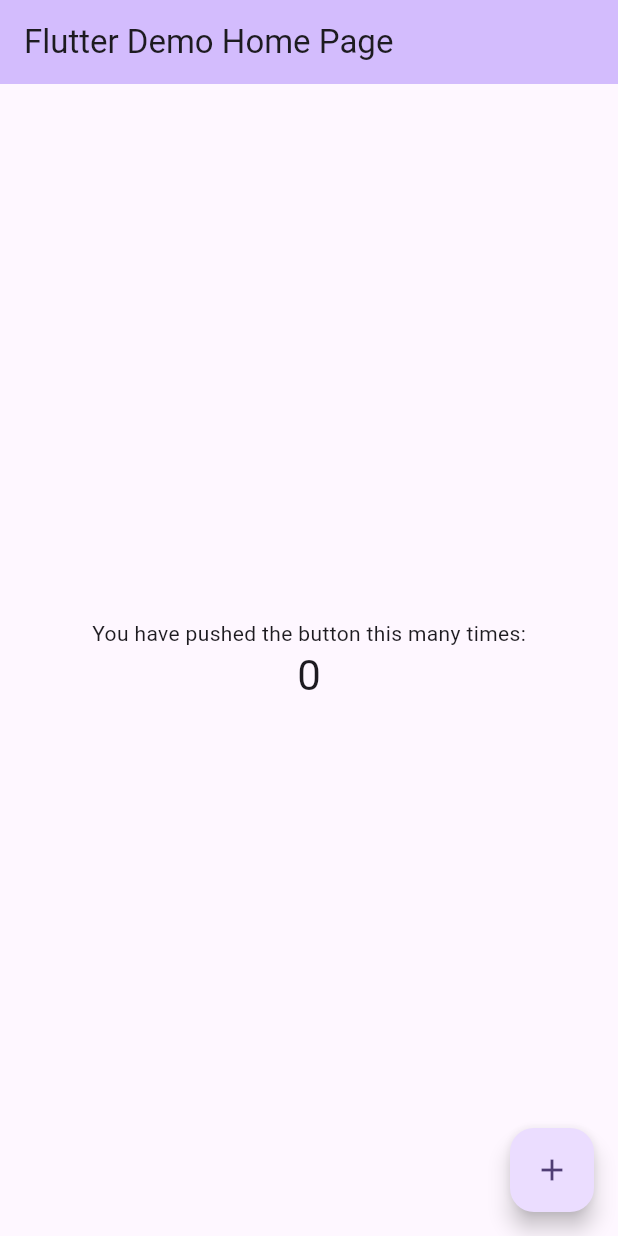
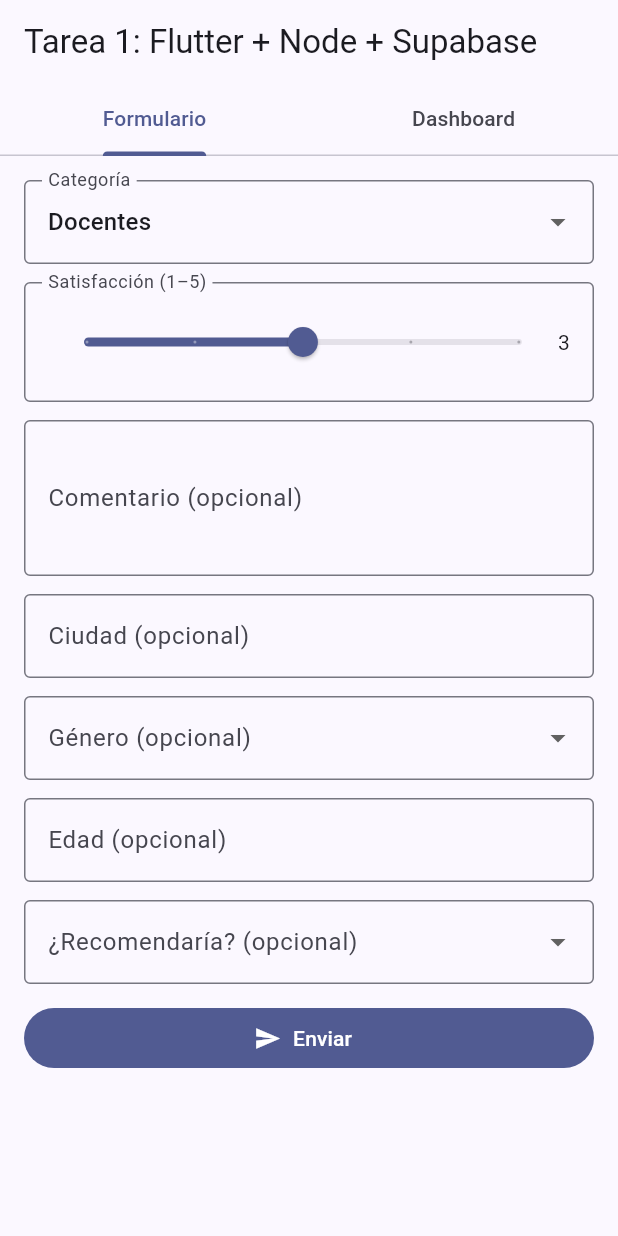
Before and after one commit to Osorio-Raquel/OpinaUCB, a Flutter app: the screen it shows after launch, on a phone screen of 412 x 824 dp. Run offline on Flutter 3.47's test engine with Material 3 defaults, Android fonts, the light colour scheme and no system bars; our stand-ins replace fl_chart, socket_io_client; network calls fail.

Commit message:
prototipo1
prototipo1

```diff
--- /dev/null
+++ b/proto_kpis_t1/lib/config.dart
@@ -0,0 +1,8 @@
+// lib/config.dart
+// Cambia esta URL según tu caso:
+//
+// - Android emulator → http://10.0.2.2:3000
+// - iOS simulator  → http://localhost:3000
+// - Dispositivo real (misma WiFi) → http://<IP-PC>:3000
+//
+const String backendBase = 'http://10.0.2.2:3000';
--- a/proto_kpis_t1/lib/main.dart
+++ b/proto_kpis_t1/lib/main.dart
@@ -1,122 +1,319 @@
 import 'package:flutter/material.dart';
+import 'models/kpi.dart';
+import 'services/api_service.dart';
+import 'services/realtime_service.dart';
+import 'package:fl_chart/fl_chart.dart';
 
 void main() {
-  runApp(const MyApp());
+  runApp(const ProtoApp());
 }
 
-class MyApp extends StatelessWidget {
-  const MyApp({super.key});
-
-  // This widget is the root of your application.
+class ProtoApp extends StatelessWidget {
+  const ProtoApp({super.key});
   @override
   Widget build(BuildContext context) {
     return MaterialApp(
-      title: 'Flutter Demo',
-      theme: ThemeData(
-        // This is the theme of your application.
-        //
-        // TRY THIS: Try running your application with "flutter run". You'll see
-        // the application has a purple toolbar. Then, without quitting the app,
-        // try changing the seedColor in the colorScheme below to Colors.green
-        // and then invoke "hot reload" (save your changes or press the "hot
-        // reload" button in a Flutter-supported IDE, or press "r" if you used
-        // the command line to start the app).
-        //
-        // Notice that the counter didn't reset back to zero; the application
-        // state is not lost during the reload. To reset the state, use hot
-        // restart instead.
-        //
-        // This works for code too, not just values: Most code changes can be
-        // tested with just a hot reload.
-        colorScheme: ColorScheme.fromSeed(seedColor: Colors.deepPurple),
-      ),
-      home: const MyHomePage(title: 'Flutter Demo Home Page'),
+      title: 'Prototipo KPIs T1',
+      theme: ThemeData(useMaterial3: true, colorSchemeSeed: Colors.indigo),
+      home: const HomeTabs(),
     );
   }
 }
 
-class MyHomePage extends StatefulWidget {
-  const MyHomePage({super.key, required this.title});
+class HomeTabs extends StatefulWidget {
+  const HomeTabs({super.key});
+  @override
+  State<HomeTabs> createState() => _HomeTabsState();
+}
 
-  // This widget is the home page of your application. It is stateful, meaning
-  // that it has a State object (defined below) that contains fields that affect
-  // how it looks.
-
-  // This class is the configuration for the state. It holds the values (in this
-  // case the title) provided by the parent (in this case the App widget) and
-  // used by the build method of the State. Fields in a Widget subclass are
-  // always marked "final".
-
-  final String title;
+class _HomeTabsState extends State<HomeTabs> with TickerProviderStateMixin {
+  late final TabController _controller;
+  final rt = RealtimeService();
+  KPIsBundle? _kpis;
 
   @override
-  State<MyHomePage> createState() => _MyHomePageState();
-}
+  void initState() {
+    super.initState();
+    _controller = TabController(length: 2, vsync: this);
 
-class _MyHomePageState extends State<MyHomePage> {
-  int _counter = 0;
+    // Conectar WS y escuchar KPIs
+    rt.connect(onKPIs: (k) {
+      setState(() => _kpis = k);
+    });
 
-  void _incrementCounter() {
-    setState(() {
-      // This call to setState tells the Flutter framework that something has
-      // changed in this State, which causes it to rerun the build method below
-      // so that the display can reflect the updated values. If we changed
-      // _counter without calling setState(), then the build method would not be
-      // called again, and so nothing would appear to happen.
-      _counter++;
+    // Cargar fallback inicial por HTTP (en caso de que el WS tarde)
+    ApiService().getKPIs().then((k) {
+      if (mounted && _kpis == null && k != null) setState(() => _kpis = k);
     });
   }
 
   @override
+  void dispose() {
+    rt.dispose();
+    _controller.dispose();
+    super.dispose();
+  }
+
+  @override
   Widget build(BuildContext context) {
-    // This method is rerun every time setState is called, for instance as done
-    // by the _incrementCounter method above.
-    //
-    // The Flutter framework has been optimized to make rerunning build methods
-    // fast, so that you can just rebuild anything that needs updating rather
-    // than having to individually change instances of widgets.
+    final tabs = [
+      const Tab(text: 'Formulario'),
+      const Tab(text: 'Dashboard'),
+    ];
+
     return Scaffold(
       appBar: AppBar(
-        // TRY THIS: Try changing the color here to a specific color (to
-        // Colors.amber, perhaps?) and trigger a hot reload to see the AppBar
-        // change color while the other colors stay the same.
-        backgroundColor: Theme.of(context).colorScheme.inversePrimary,
-        // Here we take the value from the MyHomePage object that was created by
-        // the App.build method, and use it to set our appbar title.
-        title: Text(widget.title),
+        title: const Text('Tarea 1: Flutter + Node + Supabase'),
+        bottom: TabBar(controller: _controller, tabs: tabs),
       ),
-      body: Center(
-        // Center is a layout widget. It takes a single child and positions it
-        // in the middle of the parent.
-        child: Column(
-          // Column is also a layout widget. It takes a list of children and
-          // arranges them vertically. By default, it sizes itself to fit its
-          // children horizontally, and tries to be as tall as its parent.
-          //
-          // Column has various properties to control how it sizes itself and
-          // how it positions its children. Here we use mainAxisAlignment to
-          // center the children vertically; the main axis here is the vertical
-          // axis because Columns are vertical (the cross axis would be
-          // horizontal).
-          //
-          // TRY THIS: Invoke "debug painting" (choose the "Toggle Debug Paint"
-          // action in the IDE, or press "p" in the console), to see the
-          // wireframe for each widget.
-          mainAxisAlignment: MainAxisAlignment.center,
-          children: <Widget>[
-            const Text('You have pushed the button this many times:'),
-            Text(
-              '$_counter',
-              style: Theme.of(context).textTheme.headlineMedium,
+      body: TabBarView(
+        controller: _controller,
+        children: [
+          FormularioScreen(
+            onSubmitted: () async {
+              // Al enviar, el backend emite nuevas KPIs por WS automáticamente
+              ScaffoldMessenger.of(context).showSnackBar(
+                const SnackBar(content: Text('Enviado')),
+              );
+            },
+          ),
+          DashboardScreen(kpis: _kpis),
+        ],
+      ),
+    );
+  }
+}
+
+class FormularioScreen extends StatefulWidget {
+  final VoidCallback? onSubmitted;
+  const FormularioScreen({super.key, this.onSubmitted});
+
+  @override
+  State<FormularioScreen> createState() => _FormularioScreenState();
+}
+
+class _FormularioScreenState extends State<FormularioScreen> {
+  final _formKey = GlobalKey<FormState>();
+  final _categorias = const ['Docentes', 'Infraestructura', 'Servicios', 'Administración'];
+  String _categoria = 'Docentes';
+  int _satisfaccion = 3;
+  String? _comentario;
+  String? _genero;
+  String? _ciudad;
+  int? _edad;
+  String? _recomendar;
+
+  bool _loading = false;
+
+  Future<void> _submit() async {
+    if (!_formKey.currentState!.validate()) return;
+    _formKey.currentState!.save();
+    setState(() => _loading = true);
+
+    final ok = await ApiService().enviarFormulario(
+      categoria: _categoria,
+      satisfaccion: _satisfaccion,
+      comentario: _comentario,
+      genero: _genero,
+      ciudad: _ciudad,
+      edad: _edad,
+      recomendar: _recomendar,
+      calidadServicio: null, // si quieres lo puedes pedir también
+    );
+
+    setState(() => _loading = false);
+    if (ok) {
+      widget.onSubmitted?.call();
+      _formKey.currentState!.reset();
+      setState(() {
+        _categoria = 'Docentes';
+        _satisfaccion = 3;
+        _comentario = null;
+        _genero = null;
+        _ciudad = null;
+        _edad = null;
+        _recomendar = null;
+      });
+    } else {
+      ScaffoldMessenger.of(context).showSnackBar(
+        const SnackBar(content: Text('Error al enviar')),
+      );
+    }
+  }
+
+  @override
+  Widget build(BuildContext context) {
+    final spacing = 12.0;
+    return Padding(
+      padding: const EdgeInsets.all(16),
+      child: Form(
+        key: _formKey,
+        child: ListView(
+          children: [
+            DropdownButtonFormField<String>(
+              value: _categoria,
+              decoration: const InputDecoration(labelText: 'Categoría', border: OutlineInputBorder()),
+              items: _categorias.map((c) => DropdownMenuItem(value: c, child: Text(c))).toList(),
+              onChanged: (v) => setState(() => _categoria = v ?? _categoria),
+            ),
+            SizedBox(height: spacing),
+            InputDecorator(
+              decoration: const InputDecoration(labelText: 'Satisfacción (1–5)', border: OutlineInputBorder()),
+              child: Row(
+                children: [
+                  Expanded(
+                    child: Slider(
+                      value: _satisfaccion.toDouble(),
+                      min: 1,
+                      max: 5,
+                      divisions: 4,
+                      label: '$_satisfaccion',
+                      onChanged: (v) => setState(() => _satisfaccion = v.toInt()),
+                    ),
+                  ),
+                  Text('$_satisfaccion'),
+                ],
+              ),
+            ),
+            SizedBox(height: spacing),
+            TextFormField(
+              decoration: const InputDecoration(labelText: 'Comentario (opcional)', border: OutlineInputBorder()),
+              maxLines: 3,
+              onSaved: (v) => _comentario = (v?.trim().isEmpty ?? true) ? null : v!.trim(),
+            ),
+            SizedBox(height: spacing),
+            TextFormField(
+              decoration: const InputDecoration(labelText: 'Ciudad (opcional)', border: OutlineInputBorder()),
+              onSaved: (v) => _ciudad = (v?.trim().isEmpty ?? true) ? null : v!.trim(),
+            ),
+            SizedBox(height: spacing),
+            DropdownButtonFormField<String>(
+              value: _genero,
+              decoration: const InputDecoration(labelText: 'Género (opcional)', border: OutlineInputBorder()),
+              items: const [
+                DropdownMenuItem(value: 'Masculino', child: Text('Masculino')),
+                DropdownMenuItem(value: 'Femenino', child: Text('Femenino')),
+                DropdownMenuItem(value: 'Otro', child: Text('Otro')),
+              ],
+              onChanged: (v) => setState(() => _genero = v),
+            ),
+            SizedBox(height: spacing),
+            TextFormField(
+              decoration: const InputDecoration(labelText: 'Edad (opcional)', border: OutlineInputBorder()),
+              keyboardType: TextInputType.number,
+              onSaved: (v) {
+                final t = v?.trim();
+                _edad = (t == null || t.isEmpty) ? null : int.tryParse(t);
+              },
+            ),
+            SizedBox(height: spacing),
+            DropdownButtonFormField<String>(
+              value: _recomendar,
+              decoration: const InputDecoration(labelText: '¿Recomendaría? (opcional)', border: OutlineInputBorder()),
+              items: const [
+                DropdownMenuItem(value: 'Sí', child: Text('Sí')),
+                DropdownMenuItem(value: 'No', child: Text('No')),
+              ],
+              onChanged: (v) => setState(() => _recomendar = v),
+            ),
+            SizedBox(height: spacing),
+            FilledButton.icon(
+              onPressed: _loading ? null : _submit,
+              icon: _loading ? const SizedBox(width: 16, height: 16, child: CircularProgressIndicator(strokeWidth: 2)) : const Icon(Icons.send),
+              label: const Text('Enviar'),
             ),
           ],
         ),
       ),
-      floatingActionButton: FloatingActionButton(
-        onPressed: _incrementCounter,
-        tooltip: 'Increment',
-        child: const Icon(Icons.add),
-      ), // This trailing comma makes auto-formatting nicer for build methods.
     );
   }
 }
+
+class DashboardScreen extends StatelessWidget {
+  final KPIsBundle? kpis;
+  const DashboardScreen({super.key, this.kpis});
+
+  @override
+  Widget build(BuildContext context) {
+    if (kpis == null) {
+      return const Center(child: Text('Cargando KPIs...'));
+    }
+
+    final g = kpis!.global;
+    final cats = kpis!.categorias;
+
+    return ListView(
+      padding: const EdgeInsets.all(16),
+      children: [
+        Text('KPIs en tiempo real', style: Theme.of(context).textTheme.titleLarge),
+        const SizedBox(height: 8),
+        Row(
+          children: [
+            Expanded(child: _KpiCard(title: 'Total respuestas', value: '${g.total}')),
+            const SizedBox(width: 12),
+            Expanded(child: _KpiCard(title: 'Promedio global', value: g.promedio.toStringAsFixed(2))),
+          ],
+        ),
+        const SizedBox(height: 24),
+        Text('Promedio por categoría', style: Theme.of(context).textTheme.titleMedium),
+        const SizedBox(height: 8),
+        SizedBox(
+          height: 240,
+          child: BarChart(
+            BarChartData(
+              gridData: const FlGridData(show: true),
+              titlesData: FlTitlesData(
+                bottomTitles: AxisTitles(
+                  sideTitles: SideTitles(
+                    showTitles: true,
+                    reservedSize: 42,
+                    getTitlesWidget: (value, meta) {
+                      final i = value.toInt();
+                      if (i < 0 || i >= cats.length) return const SizedBox.shrink();
+                      return Padding(
+                        padding: const EdgeInsets.only(top: 8),
+                        child: Text(
+                          cats[i].categoria,
+                          textAlign: TextAlign.center,
+                          style: const TextStyle(fontSize: 10),
+                        ),
+                      );
+                    },
+                  ),
+                ),
+                leftTitles: AxisTitles(sideTitles: SideTitles(showTitles: true, reservedSize: 32)),
+                rightTitles: const AxisTitles(sideTitles: SideTitles(showTitles: false)),
+                topTitles: const AxisTitles(sideTitles: SideTitles(showTitles: false)),
+              ),
+              barGroups: List.generate(cats.length, (i) {
+                final y = cats[i].promedioSatisfaccion;
+                return BarChartGroupData(
+                  x: i,
+                  barRods: [BarChartRodData(toY: y, width: 18)],
+                );
+              }),
+              minY: 0,
+              maxY: 5,
+            ),
+          ),
+        ),
+      ],
+    );
+  }
+}
+
+class _KpiCard extends StatelessWidget {
+  final String title;
+  final String value;
+  const _KpiCard({required this.title, required this.value});
+
+  @override
+  Widget build(BuildContext context) {
+    return Card(
+      child: ListTile(
+        title: Text(title),
+        trailing: Text(value, style: Theme.of(context).textTheme.headlineSmall),
+      ),
+    );
+  }
+}
--- /dev/null
+++ b/proto_kpis_t1/lib/models/kpi.dart
@@ -0,0 +1,47 @@
+// lib/models/kpi.dart
+class KPIGlobal {
+  final int total;
+  final double promedio;
+  KPIGlobal({required this.total, required this.promedio});
+
+  factory KPIGlobal.fromMap(Map<String, dynamic> m) {
+    return KPIGlobal(
+      total: (m['total'] as num?)?.toInt() ?? 0,
+      promedio: ((m['promedio'] as num?) ?? 0).toDouble(),
+    );
+  }
+}
+
+class KPICategoria {
+  final String categoria;
+  final int totalRespuestas;
+  final double promedioSatisfaccion;
+  KPICategoria({
+    required this.categoria,
+    required this.totalRespuestas,
+    required this.promedioSatisfaccion,
+  });
+
+  factory KPICategoria.fromMap(Map<String, dynamic> m) {
+    return KPICategoria(
+      categoria: (m['categoria'] as String?) ?? 'Sin categoría',
+      totalRespuestas: (m['total_respuestas'] as num?)?.toInt() ?? 0,
+      promedioSatisfaccion: ((m['promedio_satisfaccion'] as num?) ?? 0).toDouble(),
+    );
+  }
+}
+
+class KPIsBundle {
+  final KPIGlobal global;
+  final List<KPICategoria> categorias;
+  KPIsBundle({required this.global, required this.categorias});
+
+  factory KPIsBundle.fromMap(Map<String, dynamic> m) {
+    return KPIsBundle(
+      global: KPIGlobal.fromMap(m['global'] ?? {}),
+      categorias: ((m['categorias'] as List?) ?? [])
+          .map((e) => KPICategoria.fromMap(e as Map<String, dynamic>))
+          .toList(),
+    );
+  }
+}
--- /dev/null
+++ b/proto_kpis_t1/lib/services/api_service.dart
@@ -0,0 +1,47 @@
+// lib/services/api_service.dart
+import 'dart:convert';
+import 'package:http/http.dart' as http;
+import '../config.dart';
+import '../models/kpi.dart';
+
+class ApiService {
+  final _base = backendBase;
+
+  Future<bool> enviarFormulario({
+    String? usuarioId,
+    int? edad,
+    String? genero, // 'Masculino' | 'Femenino' | 'Otro'
+    String? ciudad,
+    required String categoria, // 'Docentes' | 'Infraestructura' | 'Servicios' | 'Administración'
+    required int satisfaccion, // 1..5
+    int? calidadServicio,      // 1..5
+    String? recomendar,        // 'Sí' | 'No'
+    String? comentario,
+  }) async {
+    final res = await http.post(
+      Uri.parse('$_base/api/formulario'),
+      headers: {'Content-Type': 'application/json'},
+      body: jsonEncode({
+        'usuario_id': usuarioId,
+        'edad': edad,
+        'genero': genero,
+        'ciudad': ciudad,
+        'categoria': categoria,
+        'satisfaccion': satisfaccion,
+        'calidad_servicio': calidadServicio,
+        'recomendar': recomendar,
+        'comentario': comentario,
+      }),
+    );
+    return res.statusCode == 200;
+  }
+
+  Future<KPIsBundle?> getKPIs() async {
+    final res = await http.get(Uri.parse('$_base/api/kpis'));
+    if (res.statusCode == 200) {
+      final map = jsonDecode(res.body) as Map<String, dynamic>;
+      return KPIsBundle.fromMap(map);
+    }
+    return null;
+  }
+}
--- a/proto_kpis_t1/pubspec.yaml
+++ b/proto_kpis_t1/pubspec.yaml
@@ -30,6 +30,9 @@ environment:
 dependencies:
   flutter:
     sdk: flutter
+  http: ^1.2.2
+  socket_io_client: ^2.0.3+1
+  fl_chart: ^0.68.0
 
   # The following adds the Cupertino Icons font to your application.
   # Use with the CupertinoIcons class for iOS style icons.
```
Also changed, not shown: proto_kpis_t1/lib/services/realtime_service.dart (added, +36 -0 lines), proto_kpis_t1/pubspec.lock.
